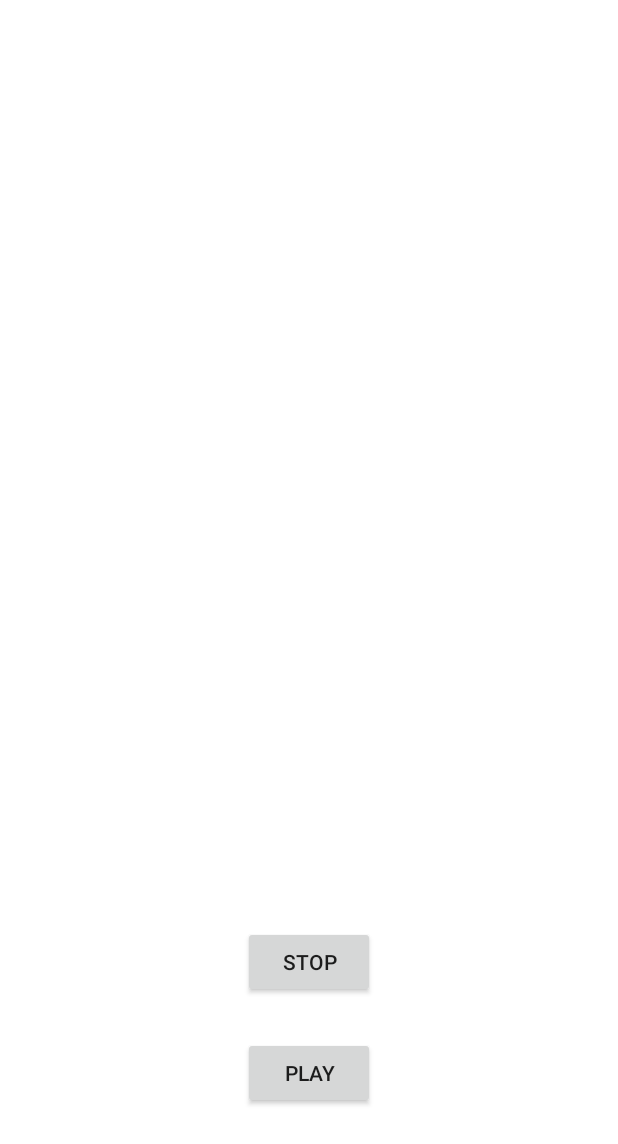
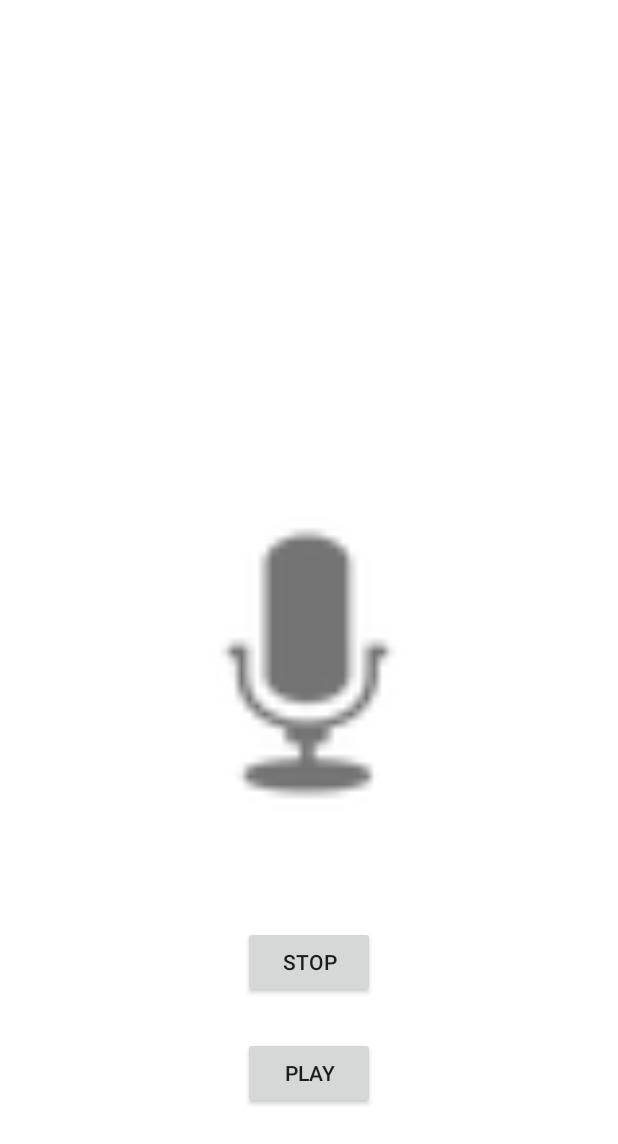
Before and after one commit to BurkeO/Final_Year_Project_App, an Android app: the screen it shows after launch (MainActivity), after a tap on "RECORD", on a phone screen of 412 x 824 dp. Shown: the top 1144 px of the screen. Run offline under Robolectric (Android 15) with nearby library versions, the phone set to English and light mode, and no system bars; libraries missing offline, so code that uses them is left out: com.arthenica.mobileffmpeg, org.opencv.core, org.opencv.imgcodecs, org.opencv.imgproc; 1 statement that could not run was skipped.

Commit message:
is showing image as soon as i press record (need to fix)

```diff
--- a/app/src/main/java/burke/owen/fyp/AudioRecorder.java
+++ /dev/null
@@ -1,73 +0,0 @@
-package burke.owen.fyp;
-
-import android.content.pm.PackageManager;
-import android.os.Bundle;
-import android.view.LayoutInflater;
-import android.view.View;
-import android.view.ViewGroup;
-
-import androidx.annotation.NonNull;
-import androidx.fragment.app.Fragment;
-
-/**
- * A simple {@link Fragment} subclass.
- * Use the {@link AudioRecorder#newInstance} factory method to
- * create an instance of this fragment.
- */
-public class AudioRecorder extends Fragment
-{
-
-    private static final int REQUEST_RECORD_AUDIO_PERMISSION = 200;
-    private boolean permissionToRecordAccepted = false;
-
-    public AudioRecorder()
-    {
-        // Required empty public constructor
-    }
-
-    /**
-     * Use this factory method to create a new instance of
-     * this fragment using the provided parameters.
-     *
-     * @return A new instance of fragment AudioRecorder.
-     */
-    public static AudioRecorder newInstance()
-    {
-        AudioRecorder fragment = new AudioRecorder();
-        Bundle args = new Bundle();
-        fragment.setArguments(args);
-        return fragment;
-    }
-
-    @Override
-    public void onRequestPermissionsResult(int requestCode, @NonNull String[] permissions, @NonNull int[] grantResults)
-    {
-        super.onRequestPermissionsResult(requestCode, permissions, grantResults);
-        if (requestCode == REQUEST_RECORD_AUDIO_PERMISSION)
-        {
-            permissionToRecordAccepted = grantResults[0] == PackageManager.PERMISSION_GRANTED;
-        }
-        if (!permissionToRecordAccepted)
-            finish();
-
-    }
-
-    private void finish()
-    {
-        //TODO do something if permission not granted
-    }
-
-    @Override
-    public void onCreate(Bundle savedInstanceState)
-    {
-        super.onCreate(savedInstanceState);
-    }
-
-    @Override
-    public View onCreateView(LayoutInflater inflater, ViewGroup container,
-                             Bundle savedInstanceState)
-    {
-        // Inflate the layout for this fragment
-        return inflater.inflate(R.layout.fragment_audio_recorder, container, false);
-    }
-}
--- /dev/null
+++ b/app/src/main/java/burke/owen/fyp/AudioRecorderFragment.java
@@ -0,0 +1,104 @@
+package burke.owen.fyp;
+
+import android.content.pm.PackageManager;
+import android.graphics.Bitmap;
+import android.graphics.BitmapFactory;
+import android.os.Bundle;
+import android.view.LayoutInflater;
+import android.view.View;
+import android.view.ViewGroup;
+import android.widget.ImageView;
+
+import androidx.annotation.NonNull;
+import androidx.fragment.app.Fragment;
+
+import org.opencv.core.Mat;
+import org.opencv.core.Size;
+import org.opencv.imgcodecs.Imgcodecs;
+import org.opencv.imgproc.Imgproc;
+
+import java.io.File;
+
+import static org.opencv.imgproc.Imgproc.INTER_AREA;
+import static org.opencv.imgproc.Imgproc.resize;
+
+/**
+ * A simple {@link Fragment} subclass.
+ * Use the {@link AudioRecorderFragment#newInstance} factory method to
+ * create an instance of this fragment.
+ */
+public class AudioRecorderFragment extends Fragment
+{
+
+    private static final int REQUEST_RECORD_AUDIO_PERMISSION = 200;
+    RecordButton recordButton;
+    private boolean permissionToRecordAccepted = false;
+
+    public AudioRecorderFragment()
+    {
+        // Required empty public constructor
+    }
+
+    /**
+     * Use this factory method to create a new instance of
+     * this fragment using the provided parameters.
+     *
+     * @return A new instance of fragment AudioRecorderFragment.
+     */
+    public static AudioRecorderFragment newInstance()
+    {
+        AudioRecorderFragment fragment = new AudioRecorderFragment();
+        Bundle args = new Bundle();
+        fragment.setArguments(args);
+        return fragment;
+    }
+
+    @Override
+    public void onRequestPermissionsResult(int requestCode, @NonNull String[] permissions, @NonNull int[] grantResults)
+    {
+        super.onRequestPermissionsResult(requestCode, permissions, grantResults);
+        if (requestCode == REQUEST_RECORD_AUDIO_PERMISSION)
+        {
+            permissionToRecordAccepted = grantResults[0] == PackageManager.PERMISSION_GRANTED;
+        }
+        if (!permissionToRecordAccepted)
+            finish();
+
+    }
+
+    private void finish()
+    {
+        //TODO do something if permission not granted
+    }
+
+    @Override
+    public void onCreate(Bundle savedInstanceState)
+    {
+        super.onCreate(savedInstanceState);
+    }
+
+    @Override
+    public View onCreateView(LayoutInflater inflater, ViewGroup container,
+                             Bundle savedInstanceState)
+    {
+        // Inflate the layout for this fragment
+        View view = inflater.inflate(R.layout.fragment_audio_recorder, container, false);
+        RecordButton recordButton = (RecordButton) view.findViewById(R.id.record_button);
+        recordButton.setOnClickListener(buttonView -> {
+            recordButton.onRecord(recordButton.isRecording);
+            recordButton.change_text();
+            File imgFile = new  File(this.getContext().getFilesDir().getAbsolutePath()+"/spec.png");
+            if(imgFile.exists()){
+                Mat src = Imgcodecs.imread(this.getContext().getFilesDir().getAbsolutePath()+"/spec.png");
+                Mat resizeImage = new Mat();
+                Size scaleSize = new Size(32,32);
+                resize(src, resizeImage, scaleSize , 0, 0, INTER_AREA);
+                Imgcodecs.imwrite(this.getContext().getFilesDir().getAbsolutePath()+"/spec.png", resizeImage);
+                Bitmap myBitmap = BitmapFactory.decodeFile(imgFile.getAbsolutePath());
+                ImageView myImage = (ImageView) view.findViewById(R.id.recordingImageView);
+                myImage.setImageBitmap(myBitmap);
+            }
+        });
+        return view;
+    }
+}
--- a/app/src/main/java/burke/owen/fyp/RecordButton.java
+++ b/app/src/main/java/burke/owen/fyp/RecordButton.java
@@ -14,7 +14,7 @@ public class RecordButton extends androidx.appcompat.widget.AppCompatButton
     private static final String START_STRING = "Record";
     private static final String STOP_STRING = "Stop";
     private static final String LOG_TAG = "RecordButton";
-    private boolean isRecording = false;
+    public boolean isRecording = false;
     private MediaRecorder recorder = null;
 
     final OnClickListener clicker = view -> {
@@ -30,7 +30,7 @@ public class RecordButton extends androidx.appcompat.widget.AppCompatButton
     }
 
 
-    private void onRecord(boolean isRecording)
+    public void onRecord(boolean isRecording)
     {
         if (isRecording)
         {
@@ -53,10 +53,6 @@ public class RecordButton extends androidx.appcompat.widget.AppCompatButton
         else
         {
             this.setText(RecordButton.START_STRING);
-        }
-        if (new File(this.getContext().getFilesDir().getAbsolutePath()+"/spec.png").exists())
-        {
-            this.setText("File exists");
         }
     }
 
@@ -91,5 +87,6 @@ public class RecordButton extends androidx.appcompat.widget.AppCompatButton
         //TODO generate spectrograms from wav file
         FFmpeg.execute("-i " + audioFilePathSave +
                        " -y -lavfi showspectrumpic " + this.getContext().getFilesDir().getAbsolutePath()+"/spec.png");
+        //TODO update imageview
     }
 }
--- a/app/src/main/res/layout/activity_main.xml
+++ b/app/src/main/res/layout/activity_main.xml
@@ -8,7 +8,7 @@
 
     <androidx.fragment.app.FragmentContainerView
         android:id="@+id/audio_recorder"
-        android:name="burke.owen.fyp.AudioRecorder"
+        android:name="burke.owen.fyp.AudioRecorderFragment"
         android:layout_width="404dp"
         android:layout_height="811dp"
         app:layout_constraintBottom_toBottomOf="parent"
--- a/app/src/main/res/layout/fragment_audio_recorder.xml
+++ b/app/src/main/res/layout/fragment_audio_recorder.xml
@@ -4,7 +4,7 @@
     xmlns:tools="http://schemas.android.com/tools"
     android:layout_width="match_parent"
     android:layout_height="match_parent"
-    tools:context=".AudioRecorder">
+    tools:context=".AudioRecorderFragment">
 
 
     <burke.owen.fyp.RecordButton
@@ -28,5 +28,17 @@
         app:layout_constraintTop_toBottomOf="@+id/record_button"
         app:layout_constraintVertical_bias="0.25" />
 
+    <ImageView
+        android:id="@+id/recordingImageView"
+        android:layout_width="309dp"
+        android:layout_height="250dp"
+        android:layout_marginBottom="50dp"
+        android:src="@android:drawable/ic_btn_speak_now"
+        app:layout_constraintBottom_toTopOf="@+id/record_button"
+        app:layout_constraintEnd_toEndOf="parent"
+        app:layout_constraintHorizontal_bias="0.496"
+        app:layout_constraintStart_toStartOf="parent"
+        android:contentDescription="@string/image_view_for_mic_and_spec" />
+
 
 </androidx.constraintlayout.widget.ConstraintLayout>
--- a/app/src/main/res/values/strings.xml
+++ b/app/src/main/res/values/strings.xml
@@ -5,4 +5,5 @@
 
     <string name="record">Record</string>
     <string name="play">Play</string>
+    <string name="image_view_for_mic_and_spec">image_view_for_mic_and_spec</string>
 </resources>
```
Also changed, not shown: app/src/main/java/burke/owen/fyp/MainActivity.java (+7 -1 lines), app/src/main/res/drawable/ic_launcher_foreground.xml (renamed from app/src/main/res/drawable-v24/ic_launcher_foreground.xml).
